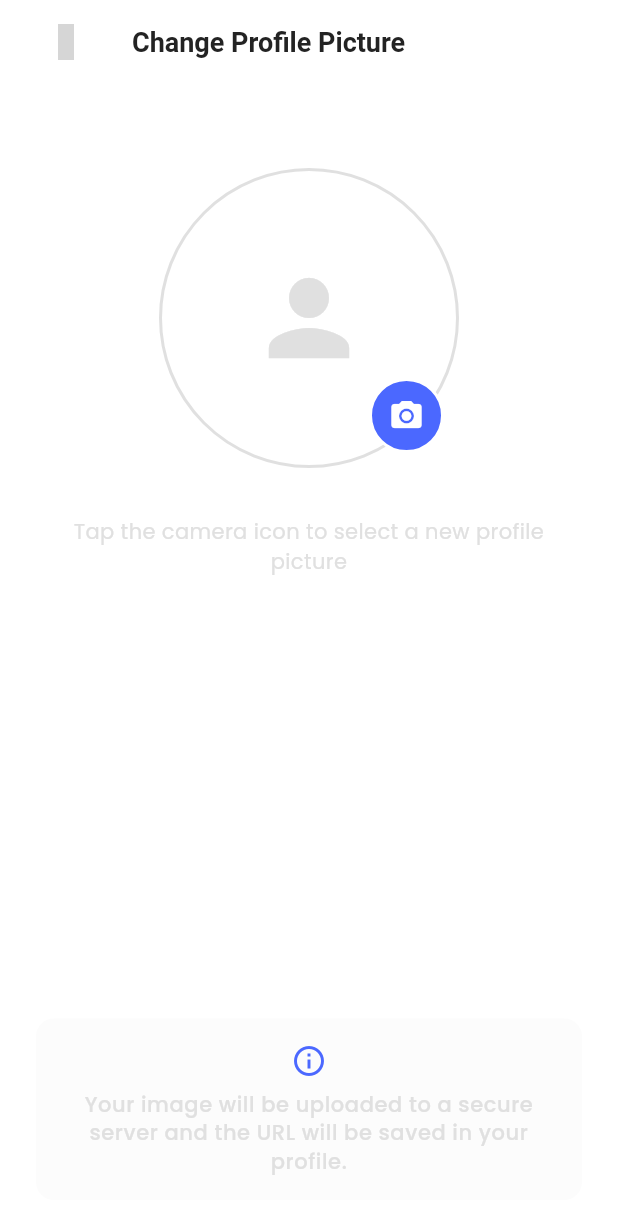
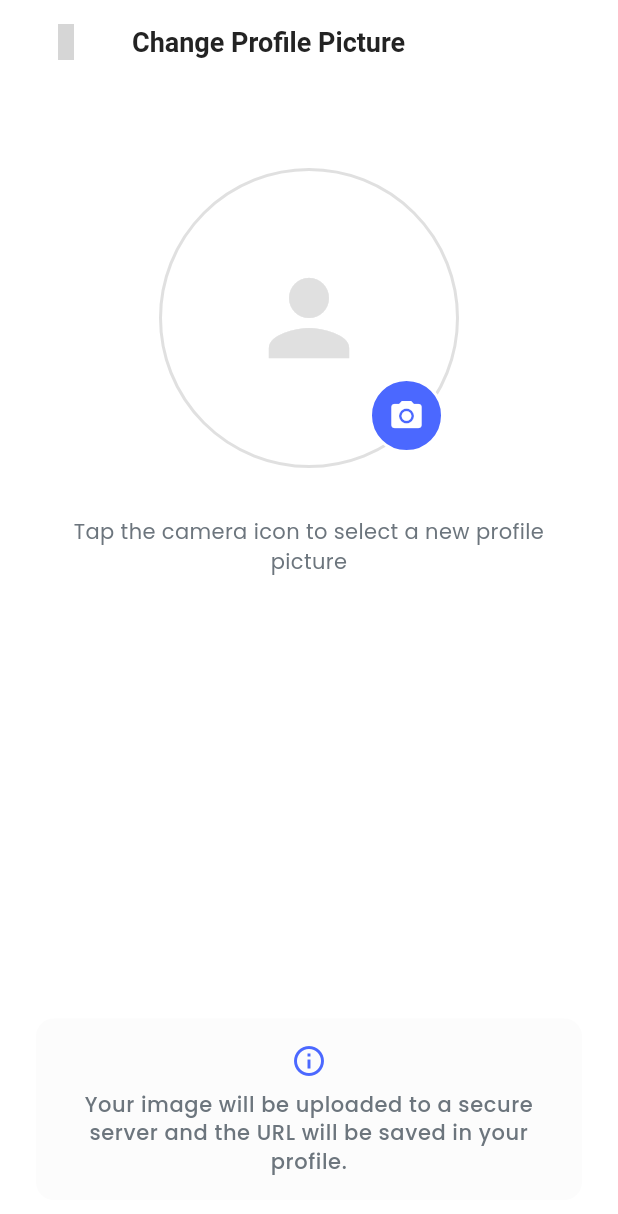
Before and after one commit to IBTESHAM-AHMED/utm_mart, a Flutter app: the ChangeProfilePictureView screen opened directly, on a phone screen of 412 x 824 dp. Shown: the top 1214 px of the screen. Run offline on Flutter 3.47's test engine with Material 3 defaults, Android fonts, the phone set to English and light mode, and no system bars; our stand-ins replace bloc, cached_network_image, carousel_slider, cloud_firestore, dartz, dio and 18 more; missing offline and left inert: mailer; accounts and stored records are empty; project files that could hold a hidden picture were left out; grey boxes are pictures that could not be loaded.

Commit message:
UI: fix unreadable secondary text and dark mode cards
- Add THelperFunctions.mutedTextColor: #6C757D in light mode, #B0B0B0 in dark
  mode. TColors.grey (#E0E0E0) was nearly invisible on white and too close to
  the white titles on dark.
- Use it for descriptions, empty states, brand/qty lines, 'Required' labels
  and 'Sold by' text across store, auction, cart, order confirmation, profile
  picture, add item, create auction and product cards.
- Home 'Today's Pick' cards now use a Card (same look as the store list), so
  they follow dark mode instead of a hardcoded white background.
- Item detail description no longer hardcodes a black text colour.

```diff
--- a/lib/core/common/widgets/vertical_product_card.dart
+++ b/lib/core/common/widgets/vertical_product_card.dart
@@ -106,7 +106,7 @@ class VerticalProductCard extends StatelessWidget {
                     Text(
                       'Sold by ${product.vendorName ?? 'Unknown Seller'}',
                       style: Theme.of(context).textTheme.bodySmall?.copyWith(
-                        color: TColors.grey,
+                        color: THelperFunctions.mutedTextColor(context),
                         fontSize: 10,
                       ),
                       maxLines: 1,
--- a/lib/core/utils/helpers/helper_functions.dart
+++ b/lib/core/utils/helpers/helper_functions.dart
@@ -450,6 +450,14 @@ class THelperFunctions {
     return isDark;
   }
 
+  /// Secondary (de-emphasised) text colour that stays readable on the current
+  /// surface. [TColors.grey] is #E0E0E0: almost invisible on white, and on dark
+  /// it is too close to the white titles, so dark mode uses a softer #B0B0B0.
+  static Color mutedTextColor(BuildContext context) =>
+      Theme.of(context).brightness == Brightness.dark
+      ? const Color(0xFFB0B0B0)
+      : TColors.textSecondary;
+
   static Size screenSize(BuildContext context) {
     Size size = MediaQuery.of(context).size;
     LoggerHelper.debug("Screen size: ${size.width}x${size.height}");
--- a/lib/features/auction/presentation/views/auction_view.dart
+++ b/lib/features/auction/presentation/views/auction_view.dart
@@ -399,9 +399,9 @@ class _AuctionViewState extends State<AuctionView> {
                     // Auction Description
                     Text(
                       auction.description,
-                      style: Theme.of(
-                        context,
-                      ).textTheme.bodySmall?.copyWith(color: TColors.grey),
+                      style: Theme.of(context).textTheme.bodySmall?.copyWith(
+                        color: THelperFunctions.mutedTextColor(context),
+                      ),
                       maxLines: 2,
                       overflow: TextOverflow.ellipsis,
                     ),
--- a/lib/features/auction/presentation/views/create_auction_view.dart
+++ b/lib/features/auction/presentation/views/create_auction_view.dart
@@ -157,7 +157,10 @@ class _CreateAuctionViewState extends State<CreateAuctionView> {
                         const SizedBox(height: 4),
                         Text(
                           'Required',
-                          style: TextStyle(color: TColors.grey, fontSize: 12),
+                          style: TextStyle(
+                            color: THelperFunctions.mutedTextColor(context),
+                            fontSize: 12,
+                          ),
                         ),
                       ],
                     ),
--- a/lib/features/personalization/presentation/views/change_profile_picture_view.dart
+++ b/lib/features/personalization/presentation/views/change_profile_picture_view.dart
@@ -263,9 +263,9 @@ class _ChangeProfilePictureViewState extends State<ChangeProfilePictureView> {
                     ? 'Tap "Upload" to save your new profile picture'
                     : 'Tap the camera icon to select a new profile picture',
                 textAlign: TextAlign.center,
-                style: Theme.of(
-                  context,
-                ).textTheme.bodyMedium?.copyWith(color: TColors.grey),
+                style: Theme.of(context).textTheme.bodyMedium?.copyWith(
+                  color: THelperFunctions.mutedTextColor(context),
+                ),
               ),
 
               const SizedBox(height: TSizes.spaceBtwSections),
@@ -322,9 +322,9 @@ class _ChangeProfilePictureViewState extends State<ChangeProfilePictureView> {
                     Text(
                       'Your image will be uploaded to a secure server and the URL will be saved in your profile.',
                       textAlign: TextAlign.center,
-                      style: Theme.of(
-                        context,
-                      ).textTheme.bodySmall?.copyWith(color: TColors.grey),
+                      style: Theme.of(context).textTheme.bodySmall?.copyWith(
+                        color: THelperFunctions.mutedTextColor(context),
+                      ),
                     ),
                   ],
                 ),
--- a/lib/features/shop/presentation/views/add_store_item_view.dart
+++ b/lib/features/shop/presentation/views/add_store_item_view.dart
@@ -309,7 +309,10 @@ class _AddStoreItemViewState extends State<AddStoreItemView> {
                         const SizedBox(height: 4),
                         Text(
                           'Required',
-                          style: TextStyle(color: TColors.grey, fontSize: 12),
+                          style: TextStyle(
+                            color: THelperFunctions.mutedTextColor(context),
+                            fontSize: 12,
+                          ),
                         ),
                       ],
                     ),
--- a/lib/features/shop/presentation/views/order_confirmation_view.dart
+++ b/lib/features/shop/presentation/views/order_confirmation_view.dart
@@ -145,9 +145,9 @@ class _OrderConfirmationViewState extends State<OrderConfirmationView> {
                   ),
                   Text(
                     '${item.itemBrand} • Qty: ${item.quantity}',
-                    style: Theme.of(
-                      context,
-                    ).textTheme.bodySmall?.copyWith(color: TColors.grey),
+                    style: Theme.of(context).textTheme.bodySmall?.copyWith(
+                      color: THelperFunctions.mutedTextColor(context),
+                    ),
                   ),
                 ],
               ),
```
Also changed, not shown: lib/features/shop/presentation/views/cart_view.dart (+9 -7 lines), lib/features/shop/presentation/views/home_view.dart (+8 -6 lines), lib/features/shop/presentation/views/store_item_detail_view.dart (+17 -9 lines), lib/features/shop/presentation/views/store_view.dart (+9 -7 lines).
